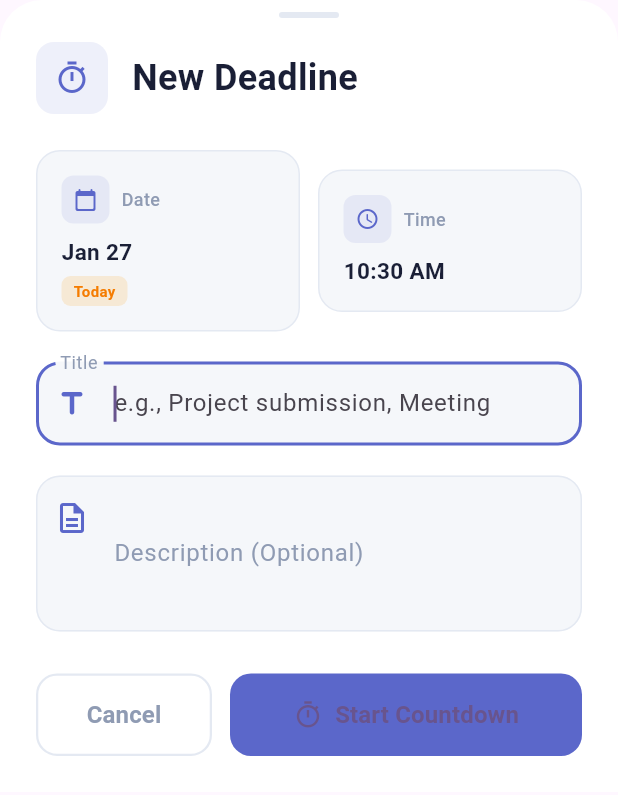
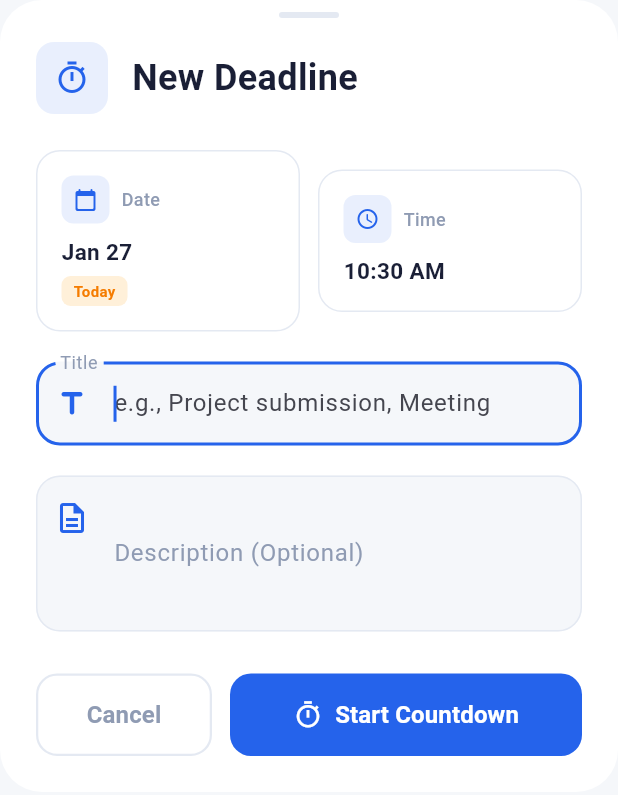
Before and after one commit to saty-a/DeadlineDash, a Flutter app: the AddTaskForm widget shown alone on an empty page, opened directly, on a phone screen of 412 x 824 dp. Shown: the top 795 px of the screen. Run offline on Flutter 3.47's test engine with Material 3 defaults, Android fonts, the phone set to English and light mode, and no system bars; our stand-ins replace equatable, flutter_bloc, hive_ce, hive_ce_flutter, package_info_plus, shared_preferences and 1 more; missing offline and left inert: home_widget; accounts and stored records are empty.

```diff
--- a/lib/presentation/widgets/add_task_form.dart
+++ b/lib/presentation/widgets/add_task_form.dart
@@ -66,9 +66,9 @@ class _AddTaskFormState extends State<AddTaskForm>
       child: SlideTransition(
         position: _slideAnimation,
         child: Container(
-          decoration: const BoxDecoration(
-            color: Colors.white,
-            borderRadius: BorderRadius.vertical(top: Radius.circular(28)),
+          decoration: BoxDecoration(
+            color: Theme.of(context).cardColor,
+            borderRadius: BorderRadius.circular(28),
           ),
           child: Padding(
             padding: EdgeInsets.only(
@@ -100,7 +100,7 @@ class _AddTaskFormState extends State<AddTaskForm>
       width: 40,
       height: 4,
       decoration: BoxDecoration(
-        color: const Color(0xFFE4E9F2),
+        color: Theme.of(context).dividerColor,
         borderRadius: BorderRadius.circular(2),
       ),
     );
@@ -112,22 +112,22 @@ class _AddTaskFormState extends State<AddTaskForm>
         Container(
           padding: const EdgeInsets.all(12),
           decoration: BoxDecoration(
-            color: const Color(0xFF5B67CA).withOpacity(0.1),
+            color: Theme.of(context).primaryColor.withOpacity(0.1),
             borderRadius: BorderRadius.circular(12),
           ),
           child: Icon(
             isEditing ? Icons.edit_calendar_outlined : Icons.timer_outlined,
-            color: const Color(0xFF5B67CA),
+            color: Theme.of(context).primaryColor,
             size: 24,
           ),
         ),
         const SizedBox(width: 16),
         Text(
           isEditing ? 'Edit Deadline' : 'New Deadline',
-          style: const TextStyle(
+          style: TextStyle(
             fontSize: 24,
             fontWeight: FontWeight.bold,
-            color: Color(0xFF1A1F36),
+            color: Theme.of(context).textTheme.titleLarge?.color,
           ),
         ),
       ],
@@ -149,24 +149,24 @@ class _AddTaskFormState extends State<AddTaskForm>
             style: const TextStyle(fontSize: 16),
             decoration: InputDecoration(
               labelText: 'Title',
-              labelStyle: const TextStyle(color: Color(0xFF8F9BB3)),
+              labelStyle: TextStyle(color: Theme.of(context).textTheme.bodySmall?.color),
               hintText: 'e.g., Project submission, Meeting',
-              prefixIcon: const Icon(
+              prefixIcon: Icon(
                 Icons.title_rounded,
-                color: Color(0xFF5B67CA),
+                color: Theme.of(context).primaryColor,
               ),
               border: OutlineInputBorder(
                 borderRadius: BorderRadius.circular(16),
-                borderSide: const BorderSide(color: Color(0xFFE4E9F2)),
+                borderSide: BorderSide(color: Theme.of(context).dividerColor),
               ),
               enabledBorder: OutlineInputBorder(
                 borderRadius: BorderRadius.circular(16),
-                borderSide: const BorderSide(color: Color(0xFFE4E9F2)),
+                borderSide: BorderSide(color: Theme.of(context).dividerColor),
               ),
               focusedBorder: OutlineInputBorder(
                 borderRadius: BorderRadius.circular(16),
-                borderSide: const BorderSide(
-                  color: Color(0xFF5B67CA),
+                borderSide: BorderSide(
+                  color: Theme.of(context).primaryColor,
                   width: 2,
                 ),
               ),
@@ -175,7 +175,7 @@ class _AddTaskFormState extends State<AddTaskForm>
                 borderSide: BorderSide(color: Colors.red.shade400),
               ),
               filled: true,
-              fillColor: const Color(0xFFF5F7FA),
+              fillColor: Theme.of(context).scaffoldBackgroundColor,
             ),
             validator: (value) =>
             value == null || value.trim().isEmpty
@@ -189,32 +189,32 @@ class _AddTaskFormState extends State<AddTaskForm>
             style: const TextStyle(fontSize: 16),
             decoration: InputDecoration(
               labelText: 'Description (Optional)',
-              labelStyle: const TextStyle(color: Color(0xFF8F9BB3)),
+              labelStyle: TextStyle(color: Theme.of(context).textTheme.bodySmall?.color),
               hintText: 'Add notes or details about this deadline',
-              prefixIcon: const Padding(
-                padding: EdgeInsets.only(bottom: 48),
+              prefixIcon: Padding(
+                padding: const EdgeInsets.only(bottom: 48),
                 child: Icon(
                   Icons.description_outlined,
-                  color: Color(0xFF5B67CA),
+                  color: Theme.of(context).primaryColor,
                 ),
               ),
               border: OutlineInputBorder(
                 borderRadius: BorderRadius.circular(16),
-                borderSide: const BorderSide(color: Color(0xFFE4E9F2)),
+                borderSide: BorderSide(color: Theme.of(context).dividerColor),
               ),
               enabledBorder: OutlineInputBorder(
                 borderRadius: BorderRadius.circular(16),
-                borderSide: const BorderSide(color: Color(0xFFE4E9F2)),
+                borderSide: BorderSide(color: Theme.of(context).dividerColor),
               ),
               focusedBorder: OutlineInputBorder(
                 borderRadius: BorderRadius.circular(16),
-                borderSide: const BorderSide(
-                  color: Color(0xFF5B67CA),
+                borderSide: BorderSide(
+                  color: Theme.of(context).primaryColor,
                   width: 2,
                 ),
               ),
               filled: true,
-              fillColor: const Color(0xFFF5F7FA),
+              fillColor: Theme.of(context).scaffoldBackgroundColor,
             ),
           ),
           const SizedBox(height: 28),
@@ -228,17 +228,17 @@ class _AddTaskFormState extends State<AddTaskForm>
                     shape: RoundedRectangleBorder(
                       borderRadius: BorderRadius.circular(14),
                     ),
-                    side: const BorderSide(
-                      color: Color(0xFFE4E9F2),
+                    side: BorderSide(
+                      color: Theme.of(context).dividerColor,
                       width: 1.5,
                     ),
                   ),
-                  child: const Text(
+                  child: Text(
                     'Cancel',
                     style: TextStyle(
                       fontSize: 16,
                       fontWeight: FontWeight.w600,
-                      color: Color(0xFF8F9BB3),
+                      color: Theme.of(context).textTheme.bodySmall?.color,
                     ),
                   ),
                 ),
@@ -249,7 +249,7 @@ class _AddTaskFormState extends State<AddTaskForm>
                 child: ElevatedButton(
                   onPressed: _handleSubmit,
                   style: ElevatedButton.styleFrom(
-                    backgroundColor: const Color(0xFF5B67CA),
+                    backgroundColor: Theme.of(context).primaryColor,
                     padding: const EdgeInsets.symmetric(vertical: 16),
                     shape: RoundedRectangleBorder(
                       borderRadius: BorderRadius.circular(14),
@@ -305,9 +305,9 @@ class _AddTaskFormState extends State<AddTaskForm>
       child: Container(
         padding: const EdgeInsets.all(16),
           decoration: BoxDecoration(
-          color: const Color(0xFFF5F7FA),
+            color: Theme.of(context).cardColor,
             borderRadius: BorderRadius.circular(16),
-          border: Border.all(color: const Color(0xFFE4E9F2)),
+            border: Border.all(color: Theme.of(context).dividerColor),
           ),
           child: Column(
             crossAxisAlignment: CrossAxisAlignment.start,
@@ -317,21 +317,21 @@ class _AddTaskFormState extends State<AddTaskForm>
                   Container(
                     padding: const EdgeInsets.all(8),
                     decoration: BoxDecoration(
-                    color: const Color(0xFF5B67CA).withOpacity(0.1),
+                      color: Theme.of(context).primaryColor.withOpacity(0.1),
                       borderRadius: BorderRadius.circular(8),
                     ),
-                  child: const Icon(
+                    child: Icon(
                       Icons.calendar_today_rounded,
-                    color: Color(0xFF5B67CA),
+                      color: Theme.of(context).primaryColor,
                       size: 16,
                     ),
                   ),
                   const SizedBox(width: 8),
-                const Text(
+                  Text(
                     'Date',
                     style: TextStyle(
                       fontSize: 12,
-                    color: Color(0xFF8F9BB3),
+                      color: Theme.of(context).textTheme.bodySmall?.color,
                       fontWeight: FontWeight.w500,
                     ),
                   ),
@@ -340,9 +340,9 @@ class _AddTaskFormState extends State<AddTaskForm>
               const SizedBox(height: 8),
               Text(
                 _formatDateShort(_selectedDate),
-              style: const TextStyle(
+                style: TextStyle(
                   fontSize: 15,
-                color: Color(0xFF1A1F36),
+                  color: Theme.of(context).textTheme.bodyLarge?.color,
                   fontWeight: FontWeight.w700,
                 ),
               ),
@@ -379,9 +379,9 @@ class _AddTaskFormState extends State<AddTaskForm>
       child: Container(
         padding: const EdgeInsets.all(16),
         decoration: BoxDecoration(
-          color: const Color(0xFFF5F7FA),
+          color: Theme.of(context).cardColor,
           borderRadius: BorderRadius.circular(16),
-          border: Border.all(color: const Color(0xFFE4E9F2)),
+          border: Border.all(color: Theme.of(context).dividerColor),
         ),
         child: Column(
           crossAxisAlignment: CrossAxisAlignment.start,
@@ -391,21 +391,21 @@ class _AddTaskFormState extends State<AddTaskForm>
                 Container(
                   padding: const EdgeInsets.all(8),
                   decoration: BoxDecoration(
-                    color: const Color(0xFF5B67CA).withOpacity(0.1),
+                    color: Theme.of(context).primaryColor.withOpacity(0.1),
                     borderRadius: BorderRadius.circular(8),
                   ),
-                  child: const Icon(
+                  child: Icon(
                     Icons.access_time_rounded,
-                    color: Color(0xFF5B67CA),
+                    color: Theme.of(context).primaryColor,
                     size: 16,
                   ),
                 ),
                 const SizedBox(width: 8),
-                const Text(
+                Text(
                   'Time',
                   style: TextStyle(
                     fontSize: 12,
-                    color: Color(0xFF8F9BB3),
+                    color: Theme.of(context).textTheme.bodySmall?.color,
                     fontWeight: FontWeight.w500,
                   ),
                 ),
@@ -414,9 +414,9 @@ class _AddTaskFormState extends State<AddTaskForm>
             const SizedBox(height: 8),
             Text(
               _formatTime(_selectedTime),
-              style: const TextStyle(
+              style: TextStyle(
                 fontSize: 15,
-                color: Color(0xFF1A1F36),
+                color: Theme.of(context).textTheme.bodyLarge?.color,
                 fontWeight: FontWeight.w700,
               ),
             ),
@@ -436,11 +436,12 @@ class _AddTaskFormState extends State<AddTaskForm>
       builder: (context, child) {
         return Theme(
           data: Theme.of(context).copyWith(
-            colorScheme: const ColorScheme.light(
-              primary: Color(0xFF5B67CA),
+            colorScheme: ColorScheme.fromSeed(
+              seedColor: Theme.of(context).primaryColor,
+              primary: Theme.of(context).primaryColor,
               onPrimary: Colors.white,
-              surface: Colors.white,
-              onSurface: Color(0xFF1A1F36),
+              surface: Theme.of(context).cardColor,
+              onSurface: Theme.of(context).textTheme.bodyLarge?.color ?? Colors.black,
             ),
           ),
           child: child!,
@@ -460,11 +461,12 @@ class _AddTaskFormState extends State<AddTaskForm>
       builder: (context, child) {
         return Theme(
           data: Theme.of(context).copyWith(
-            colorScheme: const ColorScheme.light(
-              primary: Color(0xFF5B67CA),
+            colorScheme: ColorScheme.fromSeed(
+              seedColor: Theme.of(context).primaryColor,
+              primary: Theme.of(context).primaryColor,
               onPrimary: Colors.white,
-              surface: Colors.white,
-              onSurface: Color(0xFF1A1F36),
+              surface: Theme.of(context).cardColor,
+              onSurface: Theme.of(context).textTheme.bodyLarge?.color ?? Colors.black,
             ),
           ),
           child: child!,
--- a/lib/presentation/widgets/empty_state.dart
+++ b/lib/presentation/widgets/empty_state.dart
@@ -24,31 +24,31 @@ class EmptyState extends StatelessWidget {
               width: 160,
               height: 160,
               decoration: BoxDecoration(
-                color: const Color(0xFF5B67CA).withOpacity(0.1),
+                color: Theme.of(context).primaryColor.withOpacity(0.1),
                 shape: BoxShape.circle,
               ),
               child: Icon(
                 emptyStateConfig['icon'] as IconData,
                 size: 80,
-                color: const Color(0xFF5B67CA).withOpacity(0.6),
+                color: Theme.of(context).primaryColor.withOpacity(0.6),
               ),
             ),
             const SizedBox(height: 32),
             Text(
               emptyStateConfig['title'] as String,
-              style: const TextStyle(
+              style: TextStyle(
                 fontSize: 24,
                 fontWeight: FontWeight.bold,
-                color: Color(0xFF1A1F36),
+                color: Theme.of(context).textTheme.titleLarge?.color,
               ),
               textAlign: TextAlign.center,
             ),
             const SizedBox(height: 12),
             Text(
               emptyStateConfig['message'] as String,
-              style: const TextStyle(
+              style: TextStyle(
                 fontSize: 16,
-                color: Color(0xFF8F9BB3),
+                color: Theme.of(context).textTheme.bodySmall?.color,
                 height: 1.5,
               ),
               textAlign: TextAlign.center,
@@ -60,7 +60,7 @@ class EmptyState extends StatelessWidget {
                 icon: const Icon(Icons.refresh_rounded),
                 label: const Text('Show All Deadlines'),
                 style: ElevatedButton.styleFrom(
-                  backgroundColor: const Color(0xFF5B67CA),
+                  backgroundColor: Theme.of(context).primaryColor,
                   foregroundColor: Colors.white,
                   padding: const EdgeInsets.symmetric(
                     horizontal: 24,
--- a/pubspec.yaml
+++ b/pubspec.yaml
@@ -40,6 +40,10 @@ dependencies:
   shared_preferences:
   hive_ce: ^2.18.0
   hive_ce_flutter: ^2.3.4
+  url_launcher: ^6.3.1
+  webview_flutter: ^4.10.0
+  package_info_plus: ^8.1.2
+  provider: ^6.1.5
 
 dev_dependencies:
   flutter_test:
```
Also changed, not shown: lib/main.dart (+12 -4 lines), lib/presentation/screens/home_screen.dart (+20 -24 lines), lib/presentation/widgets/task_card.dart (+20 -20 lines), pubspec.lock, 7 other files. Lines whose indentation alone changed are shown as unchanged.
